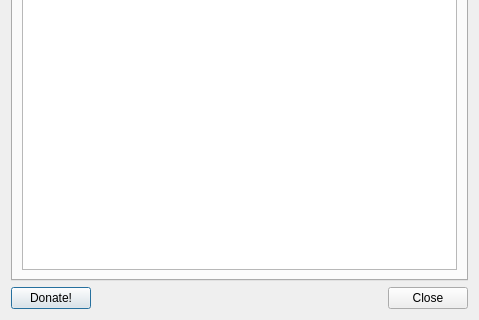
Before: the Qt Designer form source/common/desktop/about_dialog.ui in alexandrkut/aspia-mod, drawn with Qt 5; both pictures show x 0 to 479 and y 254 to 574 of the 479 by 574 pixel window.
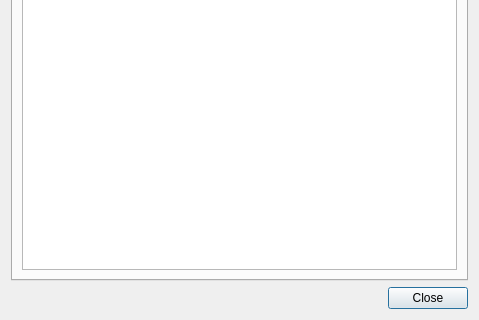
After: the same form once the commit is applied. Icons and pictures are not drawn.

Commit message:
About dialog: remove the Donate button
The mod builds carry our own update server and no donation channel; the upstream Donate! button opened aspia.org/donate. Removed the button from the .ui and its QDesktopServices handler; the Close button stays right-aligned by the remaining spacer. Kept QDesktopServices for the links in the dialog text. Client tests 487/487.

Patch:
```diff
--- a/source/common/desktop/about_dialog.ui
+++ b/source/common/desktop/about_dialog.ui
@@ -110,17 +110,6 @@
    </item>
    <item>
     <layout class="QHBoxLayout" name="horizontalLayout">
-     <item>
-      <widget class="QPushButton" name="push_button_donate">
-       <property name="text">
-        <string>Donate!</string>
-       </property>
-       <property name="icon">
-        <iconset resource="../resources/common.qrc">
-         <normaloff>:/img/love.svg</normaloff>:/img/love.svg</iconset>
-       </property>
-      </widget>
-     </item>
      <item>
       <spacer name="horizontalSpacer">
        <property name="orientation">
```
The commit also changes 1 other file.
